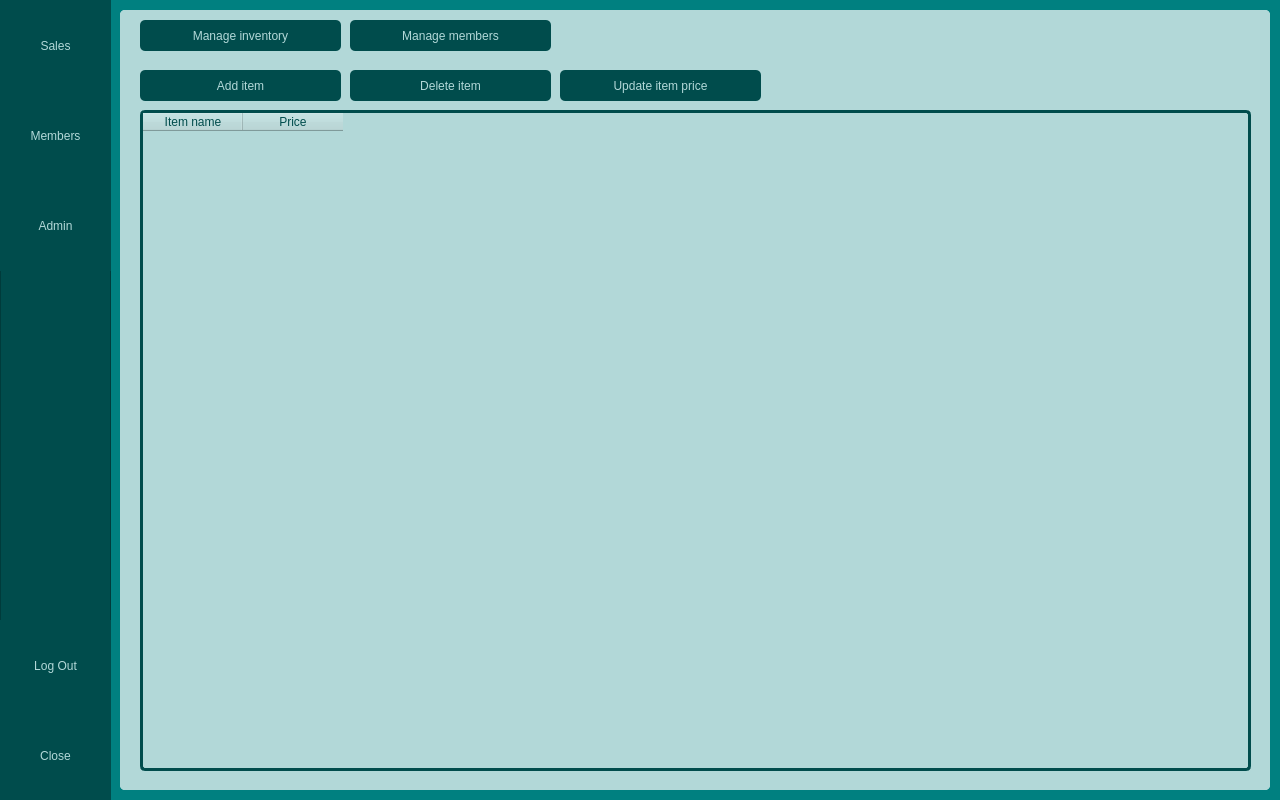
Qt form mainwindow.ui (schwei322/CS1C-Project2) before a commit.
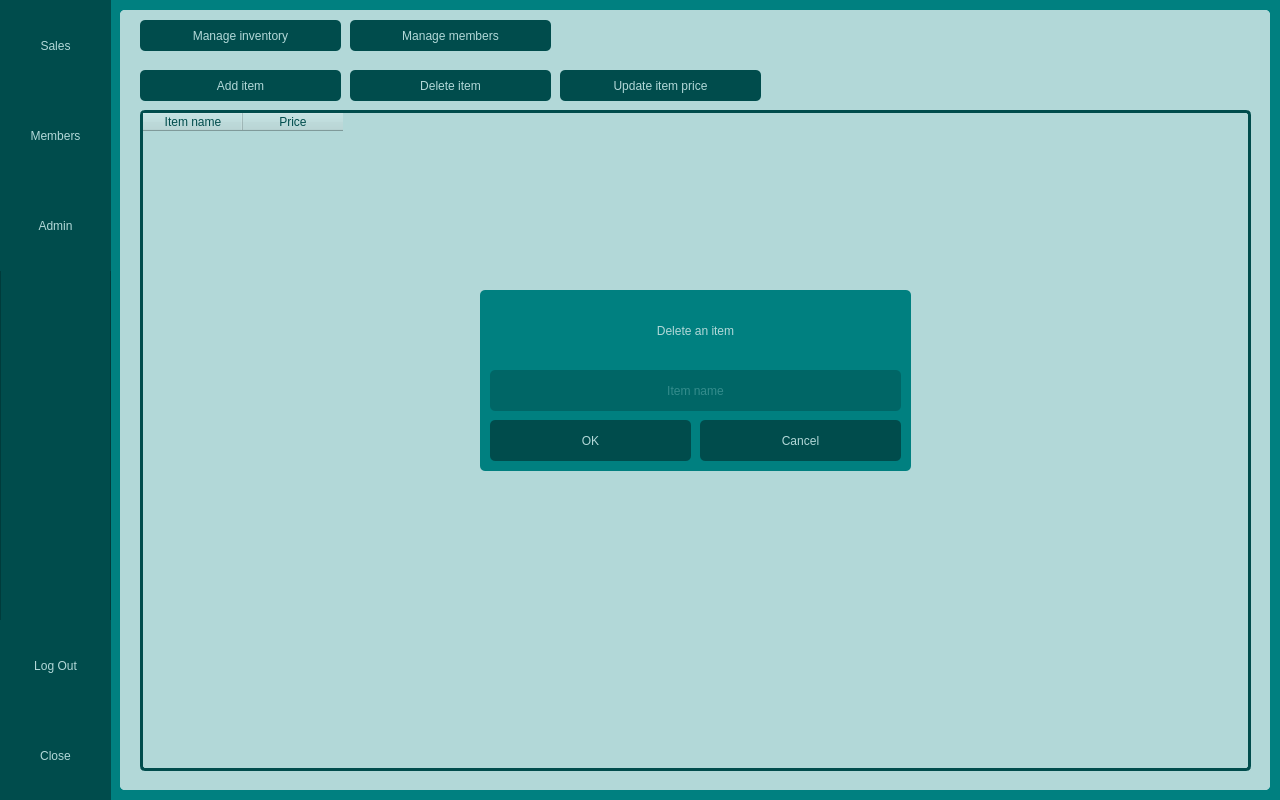
The same form after that commit.

What changed in the file:
```diff
--- a/mainwindow.ui
+++ b/mainwindow.ui
@@ -1165,7 +1165,7 @@
          <x>350</x>
          <y>230</y>
          <width>431</width>
-         <height>231</height>
+         <height>181</height>
         </rect>
        </property>
        <property name="styleSheet">
@@ -1181,9 +1181,9 @@
        <widget class="QLabel" name="delItemLabel">
         <property name="geometry">
          <rect>
-          <x>16</x>
-          <y>13</y>
-          <width>401</width>
+          <x>10</x>
+          <y>10</y>
+          <width>411</width>
           <height>61</height>
          </rect>
         </property>
@@ -1224,36 +1224,11 @@
          <string>Item name</string>
         </property>
        </widget>
-       <widget class="QLineEdit" name="delItemIdInput">
-        <property name="geometry">
-         <rect>
-          <x>10</x>
-          <y>130</y>
-          <width>411</width>
-          <height>41</height>
-         </rect>
-        </property>
-        <property name="styleSheet">
-         <string notr="true">background-color: rgb(0, 102, 102);
-border-radius: 5px;
-color: rgb(102, 178, 178);
-font: 87 12pt &quot;Segoe UI Black&quot;;</string>
-        </property>
-        <property name="echoMode">
-         <enum>QLineEdit::Normal</enum>
-        </property>
-        <property name="alignment">
-         <set>Qt::AlignCenter</set>
-        </property>
-        <property name="placeholderText">
-         <string>Item ID</string>
-        </property>
-       </widget>
        <widget class="QPushButton" name="delItemOkBtn">
         <property name="geometry">
          <rect>
           <x>10</x>
-          <y>180</y>
+          <y>130</y>
           <width>201</width>
           <height>41</height>
          </rect>
@@ -1281,7 +1256,7 @@
         <property name="geometry">
          <rect>
           <x>220</x>
-          <y>180</y>
+          <y>130</y>
           <width>201</width>
           <height>41</height>
          </rect>
@@ -1454,12 +1429,12 @@
        </widget>
       </widget>
       <zorder>addItemPanel</zorder>
-      <zorder>delItemPanel</zorder>
       <zorder>manageAddItemBtn</zorder>
       <zorder>manageDelItemBtn</zorder>
       <zorder>manageUpItemBtn</zorder>
       <zorder>upItemPanel</zorder>
       <zorder>manageInventoryTable</zorder>
+      <zorder>delItemPanel</zorder>
      </widget>
      <widget class="QFrame" name="manageMemberPanel">
       <property name="geometry">
```
